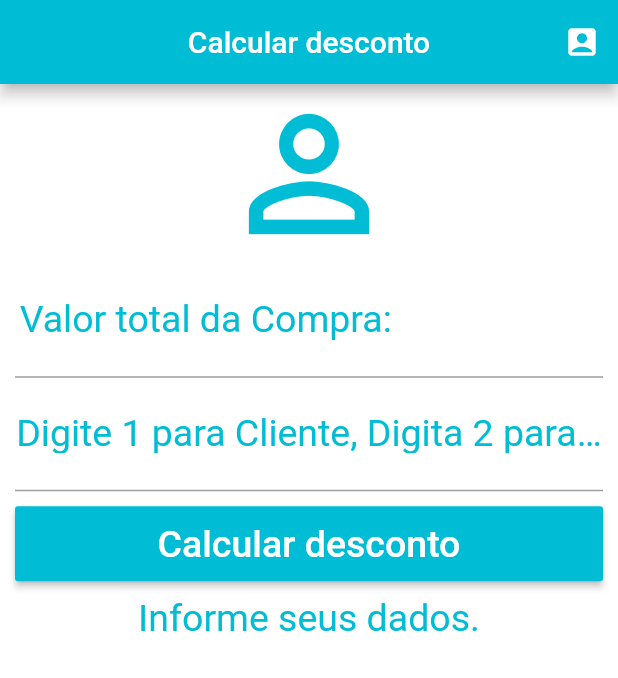
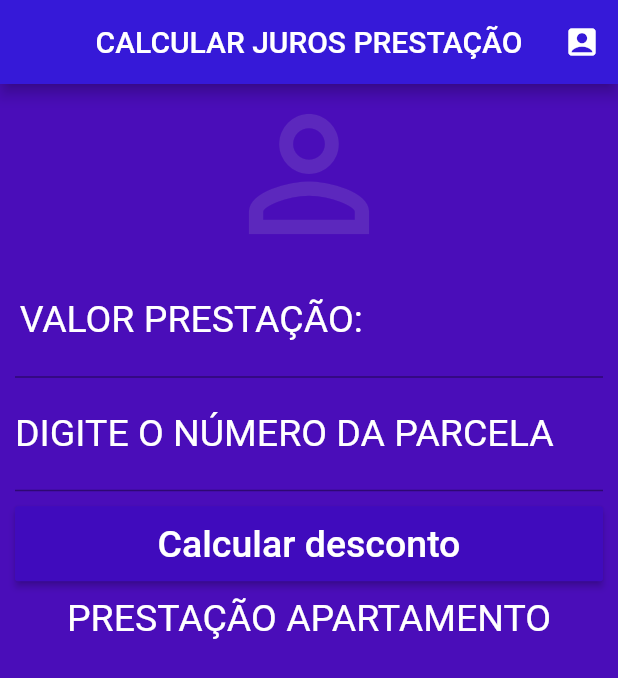
Before and after one commit to luanOliveira03/flutter_prova, a Flutter app: the screen it shows after launch, on a phone screen of 412 x 824 dp. Shown: the top 678 px of the screen. Run offline on Flutter 3.47's test engine with Material 2 defaults, Android fonts, the phone set to English and light mode, and no system bars.

Commit message:
Parcela 2.0

```diff
--- a/lib/main.dart
+++ b/lib/main.dart
@@ -15,7 +15,7 @@ class Home extends StatefulWidget{
 }
 
 class _HomeState extends State<Home>{
-  String _info = "Informe seus dados.";
+  String _info = "PRESTAÇÃO APARTAMENTO";
   GlobalKey<FormState> _formKey = GlobalKey<FormState>();
 
   TextEditingController valorController = TextEditingController();
@@ -23,7 +23,7 @@ class _HomeState extends State<Home>{
   void _resetFields(){
     valorController.text = ''; contaController.text = '';
     setState((){
-      _info = "Colocar informações";
+      _info = "PRESTAÇÃO APARTAMENTO";
       _formKey = GlobalKey<FormState>();
     });
   }
@@ -33,23 +33,34 @@ class _HomeState extends State<Home>{
      double valor = double.parse(valorController.text);
     int conta = int.parse(contaController.text);
      double descontoValor;
+      double ano = 0;
+
+
+
+     while(valor <=5000) {
+
+      (valor = valor * 2);
+
+       ano++;
+
+     }
 
     switch (conta) {
       case 1:
-        descontoValor = valor;
-        _info = 'Cliente comum não tem desconto, Valor novo a pagar: ($descontoValor)';
+        descontoValor = ano;
+        _info = 'O VALOR DA PARCELA PASSARÁ A SER MAIOR QUE 5000 REAIS EM : ($descontoValor) ANOS';
         break;
         case 2:
-        descontoValor = valor - valor*10/100;
-        _info = 'Funcionário tem 10% de desconto, Valor novo a pagar: ($descontoValor)';
+        descontoValor = ano;
+        _info = 'O VALOR DA PARCELA PASSARÁ A SER MAIOR QUE 5000 REAIS EM : ($descontoValor) ANOS';
         break;
         case 3:
-        descontoValor = valor - valor*5/100;
-        _info = 'Cliente VIP tem 5% de desconto, Valor novo a pagar: ($descontoValor)';
+        descontoValor = ano;
+        _info = 'O VALOR DA PARCELA PASSARÁ A SER MAIOR QUE 5000 REAIS EM : ($descontoValor) ANOS';
         break;
       default:
-        descontoValor = valor;
-        _info = 'Valor inválido,  Valor: ($descontoValor)';
+        descontoValor = ano;
+        _info = 'O VALOR DA PARCELA PASSARÁ A SER MAIOR QUE 5000 REAIS EM : ($descontoValor) ANOS';
     }
 
     print(descontoValor);
@@ -60,14 +71,14 @@ class _HomeState extends State<Home>{
   Widget build(BuildContext context){
     return Scaffold(
       appBar: AppBar(
-        title: const Text("Calcular desconto"),
+        title: const Text("CALCULAR JUROS PRESTAÇÃO"),
         centerTitle : true,
-        backgroundColor: Colors.cyan,
+        backgroundColor: Color.fromARGB(255, 54, 25, 216),
         actions:<Widget>[
           IconButton(icon: const Icon(Icons.account_box), onPressed: _resetFields)
         ],
       ),
-      backgroundColor: Colors.white,
+      backgroundColor: Color.fromARGB(255, 74, 13, 185),
       body: SingleChildScrollView(
         padding: const EdgeInsets.fromLTRB(10,0,10,0),
         child: Form(
@@ -77,14 +88,14 @@ class _HomeState extends State<Home>{
             children: <Widget>[
               const Icon(Icons.person_outline,
               size: 120.0,
-              color: Colors.cyan),
+              color: Color.fromARGB(255, 92, 40, 189)),
             TextFormField(
               keyboardType: TextInputType.number,
               decoration: const InputDecoration(
-                labelText: "Valor total da Compra: ",
-                labelStyle: TextStyle(color: Colors.cyan)),
+                labelText: "VALOR PRESTAÇÃO: ",
+                labelStyle: TextStyle(color: Color.fromARGB(255, 255, 255, 255))),
                 textAlign: TextAlign.center,
-                style: const TextStyle(color: Colors.cyan, fontSize: 25.0),
+                style: const TextStyle(color: Color.fromARGB(255, 255, 255, 255), fontSize: 25.0),
                 controller: valorController,
                 validator:(value){
                   if(value!.isEmpty){
@@ -96,10 +107,10 @@ class _HomeState extends State<Home>{
             TextFormField(
               keyboardType: TextInputType.number,
               decoration: const InputDecoration(
-                labelText: "Digite 1 para Cliente, Digita 2 para Funcionário, Digite 3 para Cliente Vip",
-                labelStyle: TextStyle(color: Colors.cyan)),
+                labelText: "DIGITE O NÚMERO DA PARCELA",
+                labelStyle: TextStyle(color: Color.fromARGB(255, 255, 255, 255))),
                 textAlign: TextAlign.center,
-                style: const TextStyle(color: Colors.cyan, fontSize: 25.0),
+                style: const TextStyle(color: Color.fromARGB(255, 255, 255, 255), fontSize: 25.0),
                 controller: contaController,
                 validator:(value){
                   if(value!.isEmpty){
@@ -118,7 +129,7 @@ class _HomeState extends State<Home>{
                       _desconto();
                     }
                   },
-                  color:Colors.cyan,
+                  color:Color.fromARGB(255, 64, 11, 189),
                   child: const Text(
                     'Calcular desconto',
                     style: TextStyle(color: Colors.white, fontSize:25.0),
@@ -130,7 +141,7 @@ class _HomeState extends State<Home>{
               Text(
                 _info,
                 textAlign: TextAlign.center,
-                style: const TextStyle(color: Colors.cyan, fontSize: 25),
+                style: const TextStyle(color: Color.fromARGB(255, 255, 255, 255), fontSize: 25),
                 )
 
             ],
@@ -141,102 +152,3 @@ class _HomeState extends State<Home>{
   }
 
 }
-
-// import 'dart:ffi';
-// import 'dart:math';
-
-// import 'package:flutter/material.dart';
-
-// void main() async {
-//   runApp(MaterialApp(
-//     home: const Home(),
-//     theme: ThemeData(
-//       hintColor: Colors.grey,
-//       primaryColor: Colors.lightBlue,
-//       inputDecorationTheme: const InputDecorationTheme(
-//             enabledBorder:
-//                 OutlineInputBorder(borderSide: BorderSide(color: Colors.white)),
-//             focusedBorder:
-//                 OutlineInputBorder(borderSide: BorderSide(color: Colors.white)),
-//             hintStyle: TextStyle(color: Colors.white))),
-//     ));
-
-// }
-
-// class Home extends StatefulWidget {
-//   const Home({Key? key}) : super(key: key);
-
-//   @override
-//   State<Home> createState() => _HomeState();
-// }
-
-// class _HomeState extends State<Home> {
-//   final valorController = TextEditingController();
-//   final comumController = TextEditingController();
-//   final funcionarioController = TextEditingController();
-//   final vipController = TextEditingController();
-
-//   GlobalKey<FormState> _formKey = GlobalKey<FormState>();
-
-//   late Float comum;
-//   late Float funcionario;
-//   late Float vip;
-
-
-
-//   @override
-//   Widget build(BuildContext) {
-//     return Scaffold(
-//       backgroundColor: Colors.white,
-//       appBar: AppBar(
-//         title: const Text("Saiba o Valor Total a Pagar"),
-//         backgroundColor: Colors.cyan[700],
-//         centerTitle: true,
-//       ),
-//     body: SingleChildScrollView(
-//      padding: const EdgeInsets.all(10),
-//      child: Form(
-//       key: _formKey,
-//       child: Column(
-//         crossAxisAlignment: CrossAxisAlignment.stretch,
-//         children: [
-//           const Icon(
-//             Icons.date_range,
-//             size: 150,
-//             color: Color.fromARGB(255, 7, 55, 138),
-//           ),
-//           construirTextField("Valor Total", "Valor Total: ", valorController, "Campo vazio"),
-//           const Divider(),
-//           construirTextField("Valor a pagar cliente comum", "Valor a pagar:", comumController, "Campo vazio"),
-//           const Divider(),
-//           construirTextField("Valor a pagar funcionário", "Valor a pagar:", funcionarioController, "Campo vazio"),
-//           const Divider(),
-//           construirTextField("Valor a pagar cliente vip", "Valor a pagar:", vipController, "Campo vazio"),
-//         ]
-//       )
-//      ),
-//     ),
-//     );
-
-//   }
-//   Widget construirTextField(String texto, String prefixo, TextEditingController c, String mensagemErro) {
-//   return TextFormField(
-//     validator: (value) {
-//       if (value!.isEmpty) {
-//         return mensagemErro;
-//       } else {
-//         return null;
-//       }
-//     },
-//     controller: c,
-//     decoration: InputDecoration(
-//       labelText: texto,
-//       labelStyle: const TextStyle(color: Color.fromARGB(255, 0, 0, 0)),
-//       border: const OutlineInputBorder(),
-//       prefixText: prefixo),
-//       style: const TextStyle(
-//         color: Colors.black,
-//       ));
-//   }
-
-// }
```
